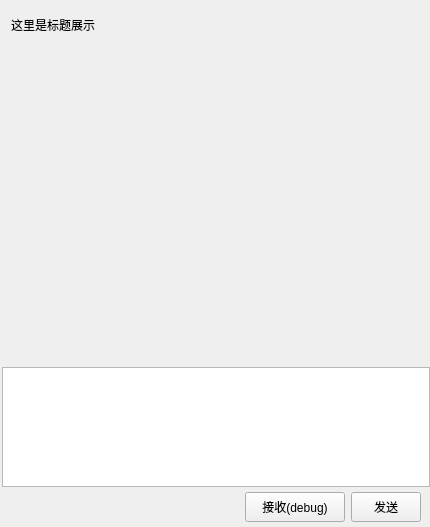
This is src/ui/page/chat/chatPage/interchatpage.ui in Norym-L/myChatClient as Qt 5 draws it before an edit. The edited form follows.
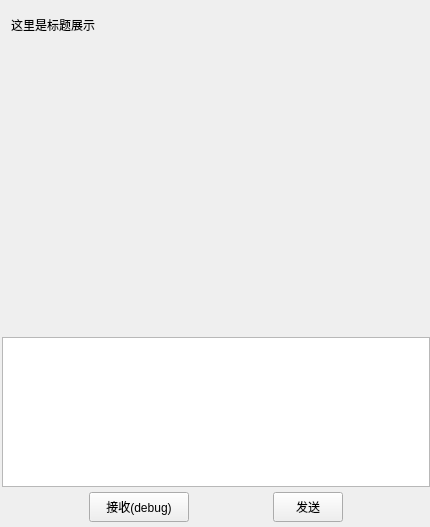
This is the edited form. Custom widgets are drawn as their Qt base class.

Commit message: [chat page]悬浮发送按钮

```diff
--- a/src/ui/page/chat/chatPage/interchatpage.ui
+++ b/src/ui/page/chat/chatPage/interchatpage.ui
@@ -101,13 +101,13 @@
      <property name="minimumSize">
       <size>
        <width>0</width>
-       <height>35</height>
+       <height>30</height>
       </size>
      </property>
      <property name="maximumSize">
       <size>
        <width>16777215</width>
-       <height>25</height>
+       <height>30</height>
       </size>
      </property>
      <layout class="QHBoxLayout" name="horizontalLayout_11">
@@ -130,14 +130,14 @@
        <widget class="ClickedLabel" name="emoji_label">
         <property name="minimumSize">
          <size>
-          <width>30</width>
-          <height>30</height>
+          <width>20</width>
+          <height>20</height>
          </size>
         </property>
         <property name="maximumSize">
          <size>
-          <width>30</width>
-          <height>30</height>
+          <width>20</width>
+          <height>20</height>
          </size>
         </property>
         <property name="text">
@@ -149,14 +149,14 @@
        <widget class="ClickedLabel" name="file_label">
         <property name="minimumSize">
          <size>
-          <width>30</width>
-          <height>30</height>
+          <width>20</width>
+          <height>20</height>
          </size>
         </property>
         <property name="maximumSize">
          <size>
-          <width>30</width>
-          <height>30</height>
+          <width>20</width>
+          <height>20</height>
          </size>
         </property>
         <property name="text">
@@ -185,13 +185,13 @@
      <property name="minimumSize">
       <size>
        <width>0</width>
-       <height>120</height>
+       <height>150</height>
       </size>
      </property>
      <property name="maximumSize">
       <size>
        <width>16777215</width>
-       <height>120</height>
+       <height>150</height>
       </size>
      </property>
     </widget>
@@ -217,19 +217,6 @@
       <property name="bottomMargin">
        <number>0</number>
       </property>
-      <item>
-       <spacer name="horizontalSpacer_6">
-        <property name="orientation">
-         <enum>Qt::Orientation::Horizontal</enum>
-        </property>
-        <property name="sizeHint" stdset="0">
-         <size>
-          <width>40</width>
-          <height>20</height>
-         </size>
-        </property>
-       </spacer>
-      </item>
       <item>
        <widget class="ClickedButton" name="receive_button">
         <property name="minimumSize">
```
Left out of the diff: 8 changed lines with no effect on the pictures. The commit also changes 7 other files.
